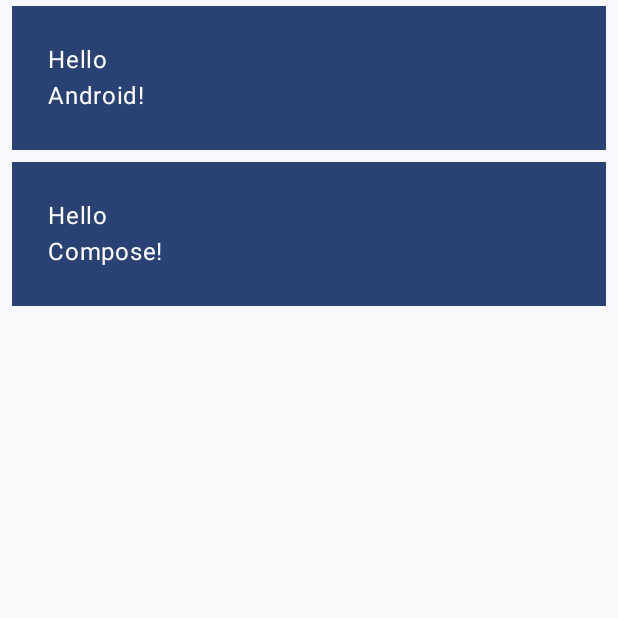
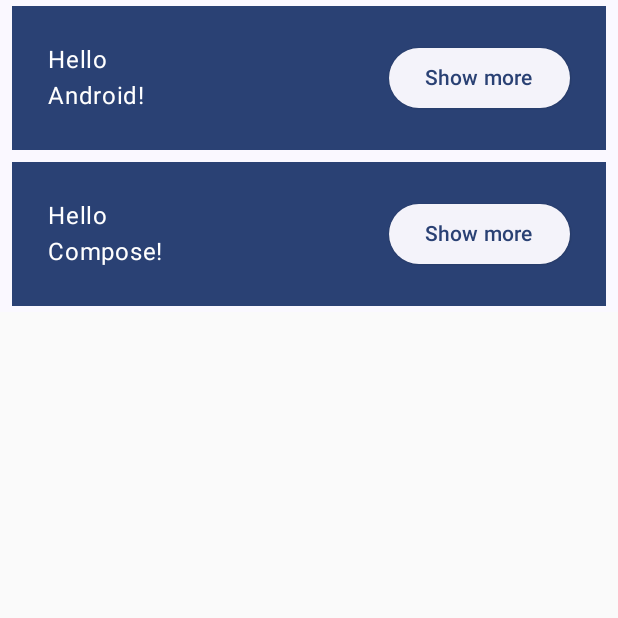
Before and after one commit to ArunYogeshwaran/Compose-Hands-On, an Android app built with Jetpack Compose: the screen it shows after launch (MainActivity), on a phone screen of 412 x 824 dp, the top half of it. Run offline under Robolectric (Android 15) with nearby library versions, the phone set to English and light mode, and no system bars.

Commit message:
Adding a button with a row and with a weight

```diff
--- a/app/src/main/java/com/aruny/composetrials/MainActivity.kt
+++ b/app/src/main/java/com/aruny/composetrials/MainActivity.kt
@@ -3,9 +3,8 @@ package com.aruny.composetrials
 import android.os.Bundle
 import androidx.activity.ComponentActivity
 import androidx.activity.compose.setContent
-import androidx.compose.foundation.layout.Column
-import androidx.compose.foundation.layout.fillMaxWidth
-import androidx.compose.foundation.layout.padding
+import androidx.compose.foundation.layout.*
+import androidx.compose.material3.ElevatedButton
 import androidx.compose.material3.MaterialTheme
 import androidx.compose.material3.Surface
 import androidx.compose.material3.Text
@@ -51,13 +50,16 @@ fun Greeting(name: String) {
         color = MaterialTheme.colorScheme.primary,
         modifier = Modifier.padding(vertical = 4.dp, horizontal = 8.dp)
     ) {
-        Column(
-            modifier = Modifier
-                .fillMaxWidth()
-                .padding(24.dp)
-        ) {
-            Text(text = "Hello")
-            Text(text = "$name!")
+        Row(modifier = Modifier.padding(24.dp)) {
+            Column(
+                modifier = Modifier.weight(1f)
+            ) {
+                Text(text = "Hello")
+                Text(text = "$name!")
+            }
+            ElevatedButton(onClick = { /*TODO*/ }) {
+                Text("Show more")
+            }
         }
     }
 }
```
